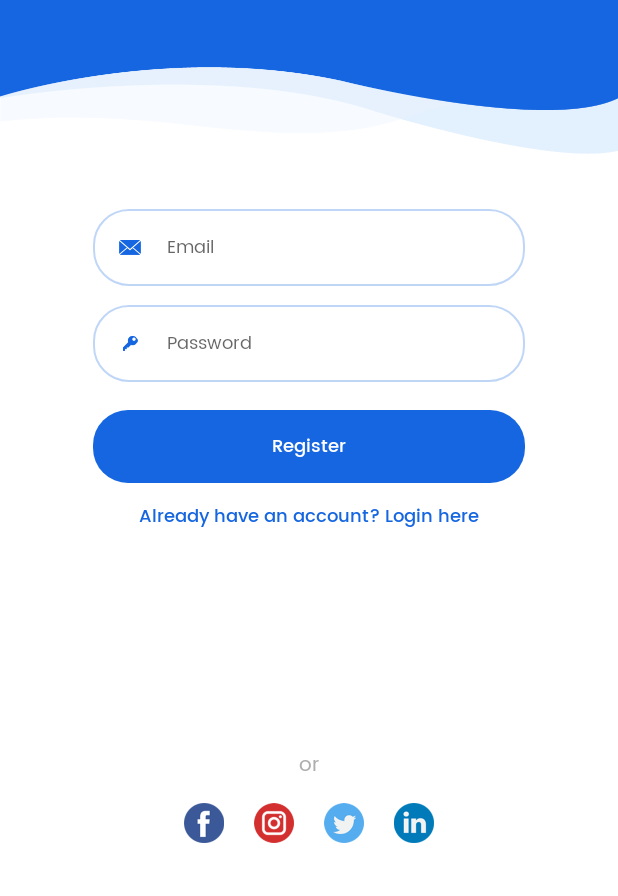
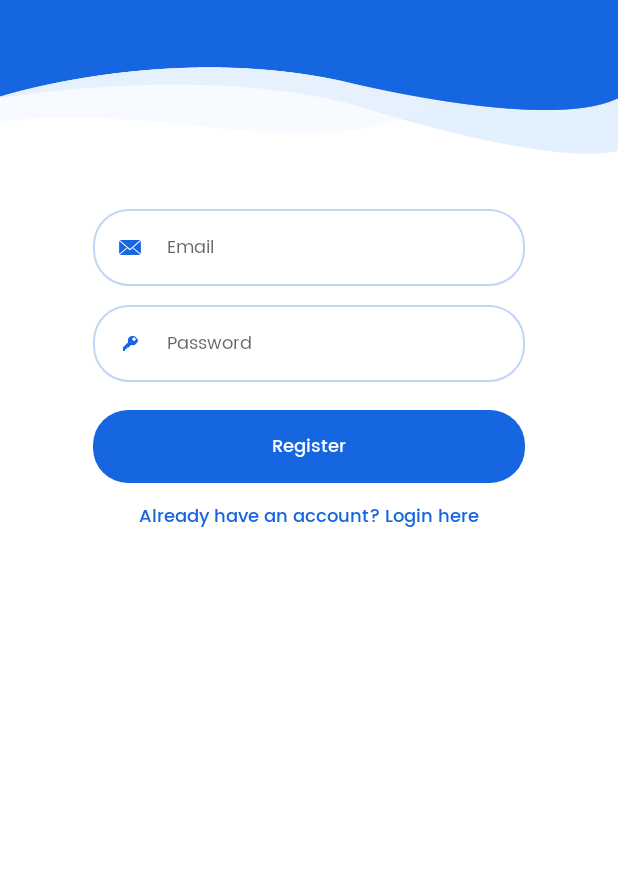
Before and after one commit to code2me/Invoid, an Android app: the RegisterActivity screen opened directly, with no data from a screen before it, on a phone screen of 412 x 824 dp, the part 340-1236 px from its top. Run offline under Robolectric (Android 15) with nearby library versions, the phone set to English and light mode, and no system bars; our stand-ins replace Firebase (no records; nobody signed in at launch, a user with empty details on screens opened directly).

Commit message:
Invoid ID Authorization Android Project

```diff
--- a/app/src/main/res/layout/activity_register.xml
+++ b/app/src/main/res/layout/activity_register.xml
@@ -133,68 +133,7 @@
 
 
 
-    </LinearLayout>
 
-
-
-
-    <LinearLayout
-        android:layout_width="match_parent"
-        android:layout_height="wrap_content"
-        android:layout_alignParentBottom="true"
-        android:orientation="vertical">
-
-        <LinearLayout
-            android:layout_width="match_parent"
-            android:layout_height="wrap_content"
-            android:gravity="center"
-            android:layout_marginBottom="13.7dp"
-            android:orientation="horizontal">
-
-
-            <customfonts.MyTextView_Poppins_Regular
-                android:layout_width="wrap_content"
-                android:layout_height="wrap_content"
-                android:textSize="13.3sp"
-                android:textColor="#aeaeae"
-                android:gravity="center_horizontal"
-                android:text="or"
-                />
-
-
-        </LinearLayout>
-
-        <LinearLayout
-            android:layout_width="match_parent"
-            android:layout_height="wrap_content"
-            android:gravity="center"
-            android:layout_marginBottom="35dp"
-            android:orientation="horizontal">
-
-            <ImageView
-                android:layout_width="26.7dp"
-                android:layout_height="26.7dp"
-                android:src="@drawable/fb"/>
-
-            <ImageView
-                android:layout_width="26.7dp"
-                android:layout_height="26.7dp"
-                android:layout_marginRight="20dp"
-                android:layout_marginLeft="20dp"
-                android:src="@drawable/instagram"/>
-
-            <ImageView
-                android:layout_width="26.7dp"
-                android:layout_height="26.7dp"
-                android:layout_marginRight="20dp"
-                android:src="@drawable/twitter"/>
-
-            <ImageView
-                android:layout_width="26.7dp"
-                android:layout_height="26.7dp"
-                android:src="@drawable/linkedin"/>
-
-        </LinearLayout>
 
 
 
```
Also changed, not shown: 1 other file.
